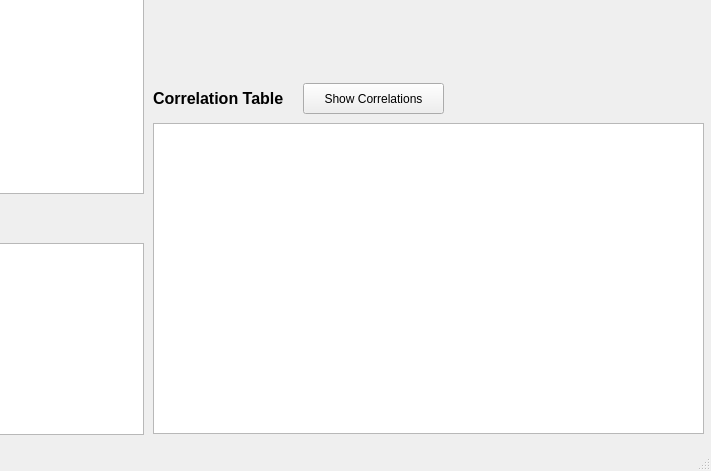
First picture: the form in src/appprojekt1/resources/window.ui, repository favianjg/whr_project1, before the edit; both pictures show x 547 to 1258 and y 417 to 888 of the 1258 by 888 pixel window.
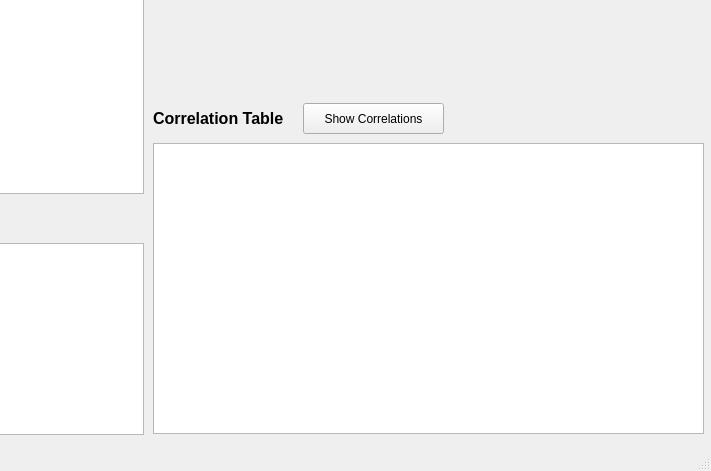
Second picture: the form after the edit.

Commit message: ui: Add QtWidget for matplotlib Scatter Plot Figure

```diff
--- a/src/appprojekt1/resources/window.ui
+++ b/src/appprojekt1/resources/window.ui
@@ -57,7 +57,7 @@
     <property name="geometry">
      <rect>
       <x>850</x>
-      <y>500</y>
+      <y>520</y>
       <width>141</width>
       <height>31</height>
      </rect>
@@ -129,9 +129,9 @@
     <property name="geometry">
      <rect>
       <x>700</x>
-      <y>540</y>
+      <y>560</y>
       <width>551</width>
-      <height>311</height>
+      <height>291</height>
      </rect>
     </property>
    </widget>
@@ -211,7 +211,7 @@
     <property name="geometry">
      <rect>
       <x>700</x>
-      <y>500</y>
+      <y>520</y>
       <width>151</width>
       <height>31</height>
      </rect>
@@ -250,6 +250,16 @@
      <string>Statistics Table</string>
     </property>
    </widget>
+   <widget class="QWidget" name="widgetMLPParent" native="true">
+    <property name="geometry">
+     <rect>
+      <x>700</x>
+      <y>60</y>
+      <width>541</width>
+      <height>451</height>
+     </rect>
+    </property>
+   </widget>
   </widget>
   <widget class="QStatusBar" name="statusbar"/>
  </widget>
```
